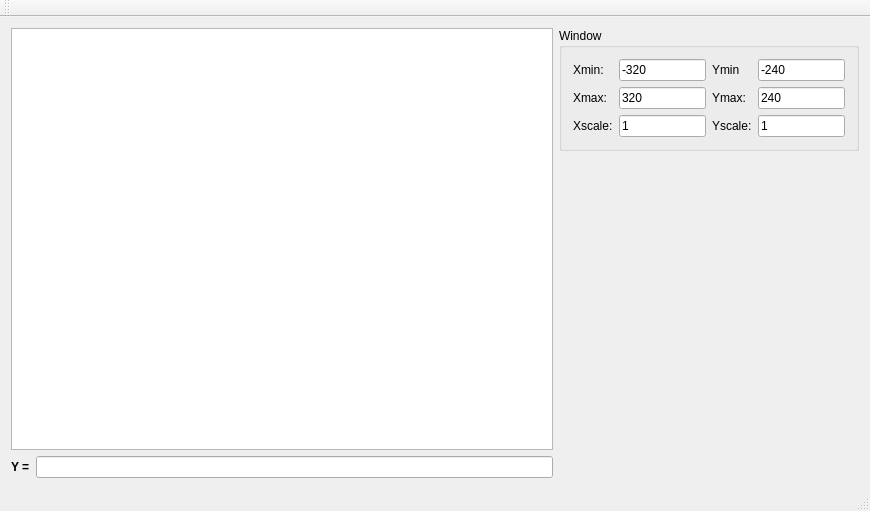
First picture: the form in src/mainwindow.ui, repository lib64/graphing-calc, before the edit.
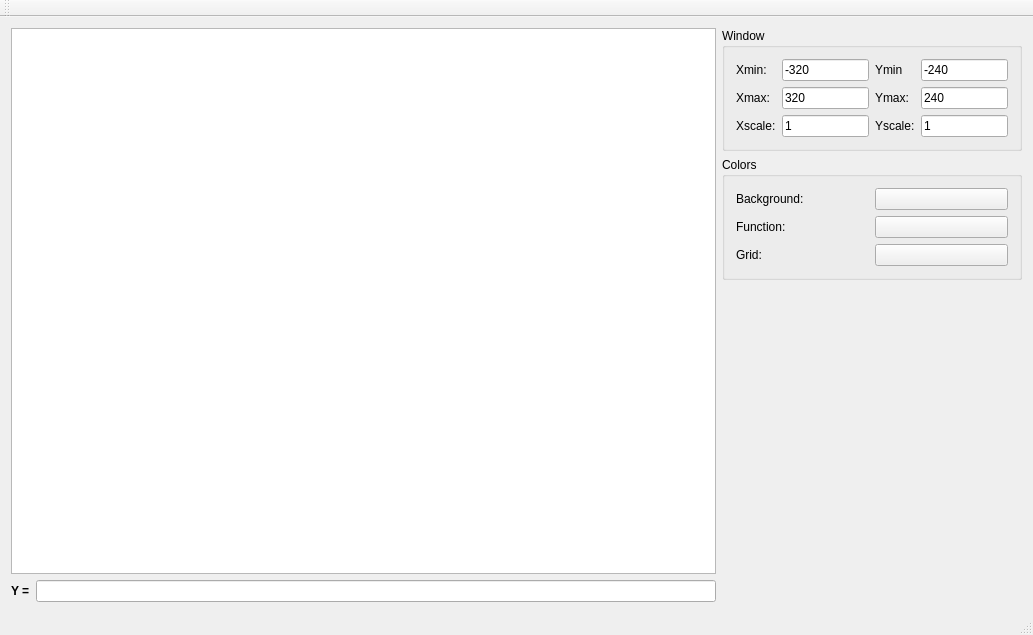
Second picture: the form after the edit.

Commit message: added color dialogs

What changed in the file:
```diff
--- a/src/mainwindow.ui
+++ b/src/mainwindow.ui
@@ -6,16 +6,16 @@
    <rect>
     <x>0</x>
     <y>0</y>
-    <width>870</width>
-    <height>511</height>
+    <width>1033</width>
+    <height>635</height>
    </rect>
   </property>
   <property name="windowTitle">
    <string>MainWindow</string>
   </property>
   <widget class="QWidget" name="centralWidget">
-   <layout class="QGridLayout" name="gridLayout_10">
-    <item row="0" column="0" rowspan="2">
+   <layout class="QGridLayout" name="gridLayout_14">
+    <item row="0" column="0" rowspan="3">
      <layout class="QGridLayout" name="gridLayout">
       <item row="0" column="0" colspan="2">
        <widget class="QGraphicsView" name="graphicsView"/>
@@ -171,14 +171,77 @@
      </widget>
     </item>
     <item row="1" column="1">
+     <widget class="QGroupBox" name="groupBox_2">
+      <property name="title">
+       <string>Colors</string>
+      </property>
+      <layout class="QGridLayout" name="gridLayout_13">
+       <item row="0" column="0">
+        <layout class="QGridLayout" name="gridLayout_12">
+         <item row="0" column="0">
+          <layout class="QGridLayout" name="gridLayout_11">
+           <item row="0" column="0">
+            <widget class="QLabel" name="label_8">
+             <property name="text">
+              <string>Background:</string>
+             </property>
+            </widget>
+           </item>
+           <item row="1" column="0">
+            <widget class="QLabel" name="label_9">
+             <property name="text">
+              <string>Function:</string>
+             </property>
+            </widget>
+           </item>
+           <item row="2" column="0">
+            <widget class="QLabel" name="label_10">
+             <property name="text">
+              <string>Grid:</string>
+             </property>
+            </widget>
+           </item>
+          </layout>
+         </item>
+         <item row="0" column="1">
+          <layout class="QGridLayout" name="gridLayout_10">
+           <item row="0" column="0">
+            <widget class="QPushButton" name="pushButton">
+             <property name="text">
+              <string/>
+             </property>
+            </widget>
+           </item>
+           <item row="1" column="0">
+            <widget class="QPushButton" name="pushButton_2">
+             <property name="text">
+              <string/>
+             </property>
+            </widget>
+           </item>
+           <item row="2" column="0">
+            <widget class="QPushButton" name="pushButton_3">
+             <property name="text">
+              <string/>
+             </property>
+            </widget>
+           </item>
+          </layout>
+         </item>
+        </layout>
+       </item>
+      </layout>
+     </widget>
+    </item>
+    <item row="2" column="1">
      <spacer name="verticalSpacer">
       <property name="orientation">
        <enum>Qt::Vertical</enum>
       </property>
       <property name="sizeHint" stdset="0">
        <size>
-        <width>20</width>
-        <height>486</height>
+        <width>297</width>
+        <height>296</height>
        </size>
       </property>
      </spacer>
```
Left out of the diff: 2 changed lines with no effect on the pictures. The commit also changes 2 other files.
